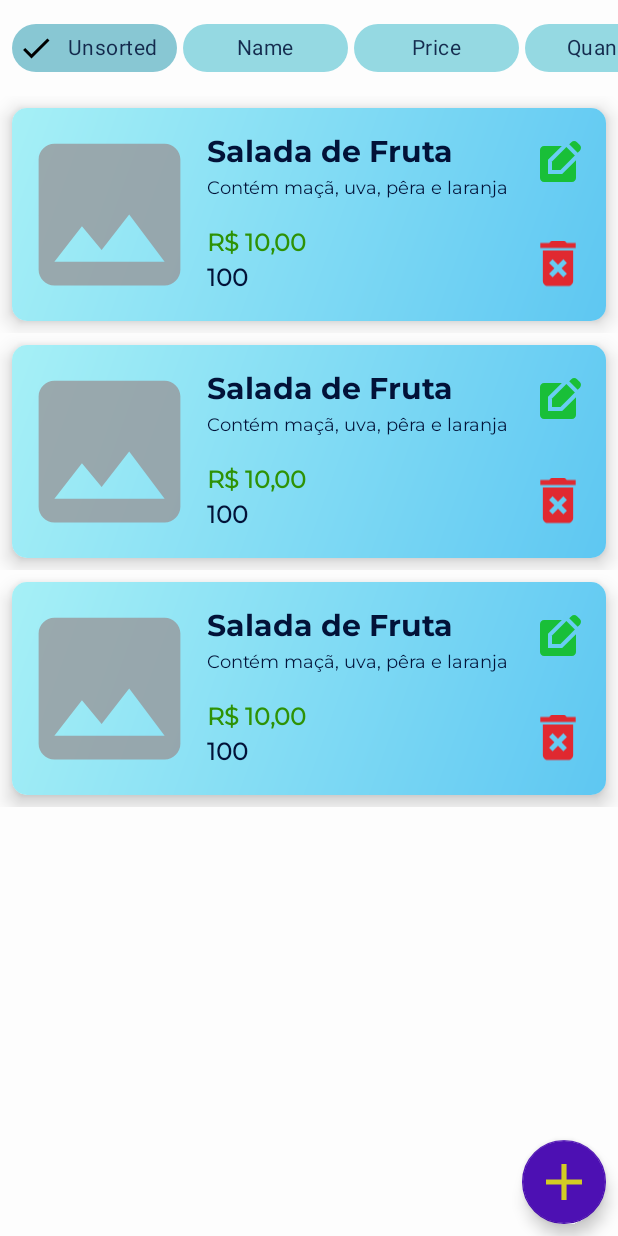
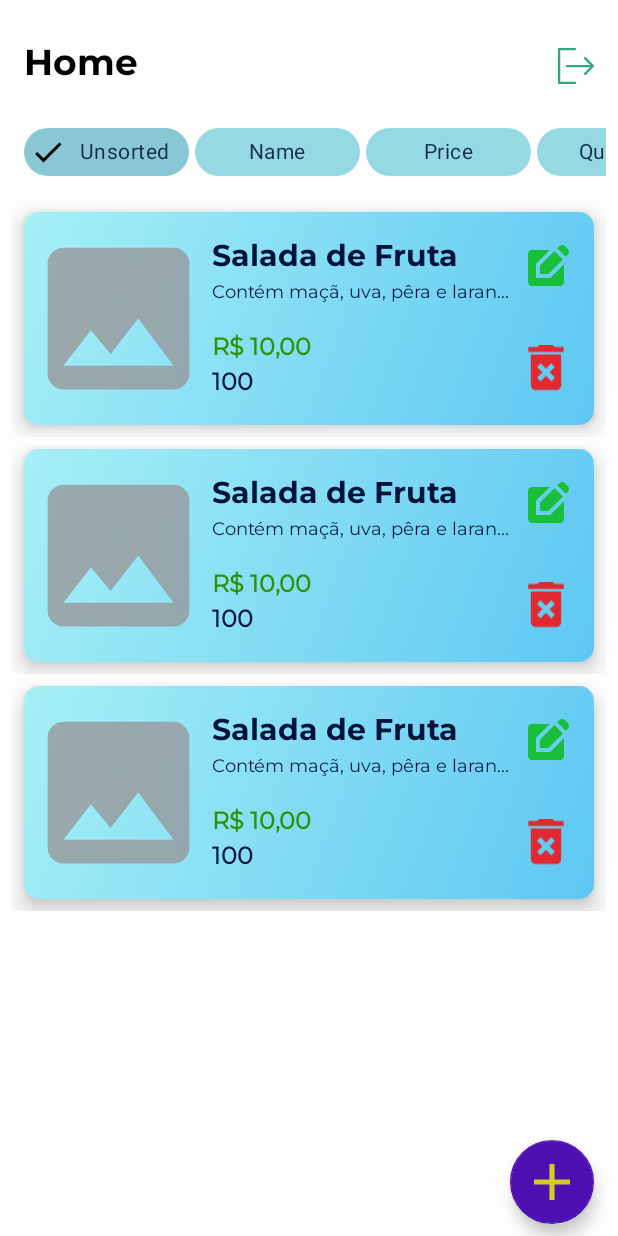
Before and after one commit to albertrml/alura-cursos, an Android app: the layout fragment_home.xml on its own in the app's theme, with its tools: preview values and no code run, on a phone screen of 412 x 824 dp. Run offline under Robolectric (Android 15) with nearby library versions, the phone set to English and light mode, and no system bars.

Commit message:
Code refactor

```diff
--- a/android/Orgs/app/src/main/java/br/com/alura/orgs/view/DetailsFragment.kt
+++ b/android/Orgs/app/src/main/java/br/com/alura/orgs/view/DetailsFragment.kt
@@ -12,6 +12,7 @@ import androidx.navigation.fragment.navArgs
 import br.com.alura.orgs.R
 import br.com.alura.orgs.databinding.FragmentDetailsBinding
 import br.com.alura.orgs.model.entity.ItemUi
+import br.com.alura.orgs.utils.currencyFormat
 import br.com.alura.orgs.utils.data.showResults
 import br.com.alura.orgs.view.components.ImageDialog
 import br.com.alura.orgs.viewmodel.details.DetailsUiEvent
@@ -65,7 +66,7 @@ class DetailsFragment : Fragment() {
         with(binding){
             detailsNameTextview.text = itemUi.itemName
             detailsDescriptionTextview.text = itemUi.itemDescription
-            detailsPriceTextview.text = itemUi.itemValue
+            detailsPriceTextview.text = currencyFormat(itemUi.itemValue.toDouble())
             ImageDialog.loadImage(itemUi.itemUrl, detailsImageImageview)
         }
     }
--- a/android/Orgs/app/src/main/java/br/com/alura/orgs/view/adapter/ItemAdapter.kt
+++ b/android/Orgs/app/src/main/java/br/com/alura/orgs/view/adapter/ItemAdapter.kt
@@ -9,6 +9,7 @@ import android.widget.TextView
 import androidx.recyclerview.widget.RecyclerView
 import br.com.alura.orgs.R
 import br.com.alura.orgs.model.entity.ItemUi
+import br.com.alura.orgs.utils.currencyFormat
 import br.com.alura.orgs.view.components.ImageDialog
 
 class ItemAdapter(
@@ -31,8 +32,8 @@ class ItemAdapter(
         fun bind(itemUi: ItemUi){
             nameTextView.text = itemUi.itemName
             descriptionTextView.text = itemUi.itemDescription
-            priceTextView.text = itemUi.itemValue
-            inStockTextView.text = itemUi.quantityInStock
+            priceTextView.text = currencyFormat(value = itemUi.itemValue.toDouble())
+            inStockTextView.text = "${itemUi.quantityInStock } pct"
             ImageDialog.loadImage(itemUi.itemUrl, imageView)
         }
 
--- /dev/null
+++ b/android/Orgs/app/src/main/res/drawable-anydpi/ic_logout_button.xml
@@ -0,0 +1,14 @@
+<vector xmlns:android="http://schemas.android.com/apk/res/android"
+    android:width="24dp"
+    android:height="24dp"
+    android:viewportWidth="384.97"
+    android:viewportHeight="384.97"
+    android:tint="#028D63"
+    android:alpha="0.8">
+  <path
+      android:pathData="M180.46,360.91H24.06V24.06h156.39c6.64,0 12.03,-5.39 12.03,-12.03s-5.39,-12.03 -12.03,-12.03H12.03C5.39,0 0,5.39 0,12.03V372.94c0,6.64 5.39,12.03 12.03,12.03h168.42c6.64,0 12.03,-5.39 12.03,-12.03C192.49,366.3 187.1,360.91 180.46,360.91z"
+      android:fillColor="#028D63"/>
+  <path
+      android:pathData="M381.48,184.09l-83.01,-84.2c-4.7,-4.75 -12.32,-4.74 -17.01,0c-4.7,4.74 -4.7,12.44 0,17.18l62.56,63.46H96.28c-6.64,0 -12.03,5.44 -12.03,12.15c0,6.71 5.39,12.15 12.03,12.15h247.74l-62.56,63.46c-4.7,4.75 -4.7,12.44 0,17.18c4.7,4.75 12.32,4.75 17.01,0l83,-84.2C386.11,196.59 386.16,188.76 381.48,184.09z"
+      android:fillColor="#028D63"/>
+</vector>
--- a/android/Orgs/app/src/main/res/layout/fragment_home.xml
+++ b/android/Orgs/app/src/main/res/layout/fragment_home.xml
@@ -5,7 +5,9 @@
     <LinearLayout
         android:layout_width="match_parent"
         android:layout_height="match_parent"
-        android:orientation="vertical">
+        android:layout_marginHorizontal="@dimen/baseline_component_align"
+        android:orientation="vertical"
+        >
 
         <androidx.constraintlayout.widget.ConstraintLayout
             android:id="@+id/home_success_layout"
@@ -14,12 +16,50 @@
             tools:visibility="visible"
             >
 
+            <androidx.constraintlayout.widget.ConstraintLayout
+                android:id="@+id/home_header"
+                android:layout_width="match_parent"
+                android:layout_height="wrap_content"
+                android:layout_marginTop="18dp"
+                app:layout_constraintBottom_toTopOf="@id/home_filter_scrollview"
+                app:layout_constraintEnd_toEndOf="parent"
+                app:layout_constraintStart_toStartOf="parent"
+                app:layout_constraintTop_toTopOf="parent"
+                >
+
+                <TextView
+                    android:id="@+id/home_title_textView"
+                    style="@style/OrgHeaderFragment"
+                    android:layout_width="wrap_content"
+                    android:layout_height="wrap_content"
+                    android:layout_margin="@dimen/baseline_component_align"
+                    android:text="@string/home_title"
+                    app:layout_constraintBottom_toBottomOf="parent"
+                    app:layout_constraintStart_toStartOf="parent"
+                    app:layout_constraintTop_toTopOf="parent"
+                    />
+
+                <ImageView
+                    android:id="@+id/home_logout_button"
+                    android:layout_width="wrap_content"
+                    android:layout_height="wrap_content"
+                    android:layout_margin="@dimen/baseline_component_align"
+                    android:contentDescription="@string/home_logout_button_description"
+                    android:src="@drawable/ic_logout_button"
+                    app:layout_constraintBottom_toBottomOf="parent"
+                    app:layout_constraintEnd_toEndOf="parent"
+                    app:layout_constraintTop_toTopOf="parent"
+                    />
+
+            </androidx.constraintlayout.widget.ConstraintLayout>
+
+
             <HorizontalScrollView
                 android:id="@+id/home_filter_scrollview"
                 android:layout_width="match_parent"
                 android:layout_height="wrap_content"
                 android:scrollbars="none"
-                app:layout_constraintTop_toTopOf="parent"
+                app:layout_constraintTop_toBottomOf="@id/home_header"
                 app:layout_constraintStart_toStartOf="parent"
                 app:layout_constraintEnd_toEndOf="parent"
                 app:layout_constraintBottom_toTopOf="@id/home_list_scrollview"
--- a/android/Orgs/app/src/main/res/values-night/themes.xml
+++ b/android/Orgs/app/src/main/res/values-night/themes.xml
@@ -1,6 +1,6 @@
 <resources>
     <!-- Base application theme. -->
-    <style name="Theme.Orgs" parent="Theme.MaterialComponents.DayNight.DarkActionBar">
+    <style name="Theme.Orgs" parent="Theme.MaterialComponents.DayNight.NoActionBar">
         <!-- Primary brand color. -->
         <item name="colorPrimary">@color/colorPrimaryDark</item>
         <item name="colorOnPrimary">@color/colorOnPrimaryDark</item>
--- a/android/Orgs/app/src/main/res/values/strings.xml
+++ b/android/Orgs/app/src/main/res/values/strings.xml
@@ -86,6 +86,8 @@
     <string name="update_success_image_description">Update success image</string>
     <string name="update_success_message">Update concluded</string>
     <string name="forms_userOwner_field">User Owner</string>
+    <string name="home_title">Home</string>
+    <string name="home_logout_button_description">Logout Button</string>
 
 
 </resources>
--- a/android/Orgs/app/src/main/res/values/styles.xml
+++ b/android/Orgs/app/src/main/res/values/styles.xml
@@ -10,6 +10,13 @@
         <item name="hintTextColor">?attr/colorOnSurface</item>
         <item name="android:textColor">?attr/colorOnSurface</item>
         <item name="android:textStyle">bold</item>
+    </style>
+
+    <style name="OrgHeaderFragment" parent="TextAppearance.AppCompat.Headline">
+        <item name="android:textColor">?attr/colorOnBackground</item>
+        <item name="android:textSize">24sp</item>
+        <item name="android:textStyle">bold</item>
+        <item name="fontFamily">@font/montserrat_bold</item>
     </style>
 
     <style name="OrgImageButton" parent="Widget.AppCompat.ImageButton">
--- a/android/Orgs/app/src/main/res/values/themes.xml
+++ b/android/Orgs/app/src/main/res/values/themes.xml
@@ -1,6 +1,6 @@
 <resources>
     <!-- Base application theme. -->
-    <style name="Theme.Orgs" parent="Theme.MaterialComponents.DayNight.DarkActionBar">
+    <style name="Theme.Orgs" parent="Theme.MaterialComponents.DayNight.NoActionBar">
         <!-- Primary brand color. -->
         <item name="colorPrimary">@color/colorPrimary</item>
         <item name="colorOnPrimary">@color/colorOnPrimary</item>
```
Also changed, not shown: android/Orgs/app/src/main/java/br/com/alura/orgs/view/HomeFragment.kt (+15 -1 lines), android/Orgs/app/src/main/res/navigation/nav_graph.xml (+5 -4 lines), android/Orgs/app/src/main/res/drawable-hdpi/ic_logout_button.png (added), android/Orgs/app/src/main/res/drawable-mdpi/ic_logout_button.png (added), android/Orgs/app/src/main/res/drawable-xhdpi/ic_logout_button.png (added), android/Orgs/app/src/main/res/drawable-xxhdpi/ic_logout_button.png (added).
